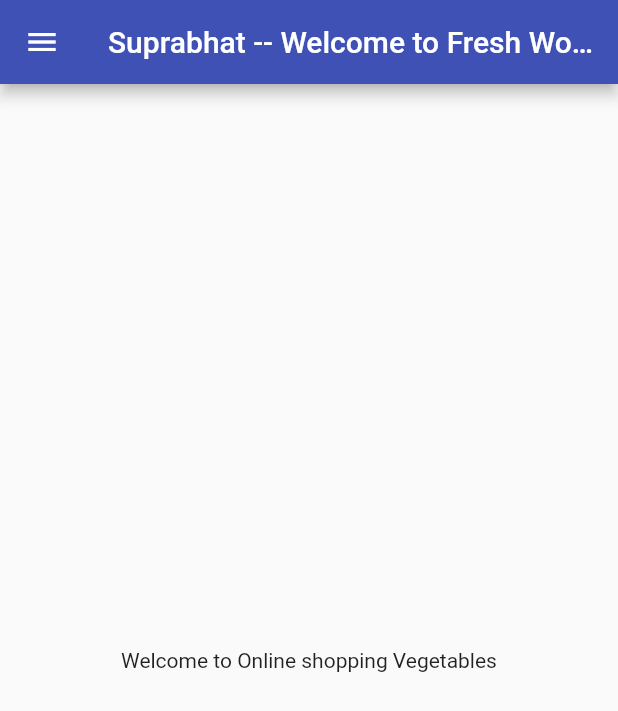
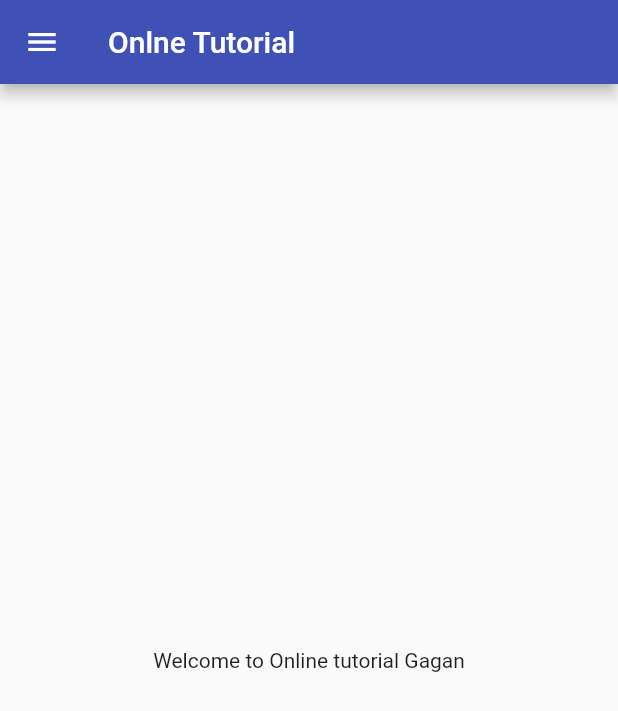
Before and after one commit to GaganSharma05/Items_Catalogue, a Flutter app: the Homepage screen opened by its route, on a phone screen of 412 x 824 dp. Shown: the top 711 px of the screen. Run offline on Flutter 3.47's test engine with Material 2 defaults, Android fonts, the light colour scheme and no system bars.

Commit message:
Changes on home.dart

```diff
--- a/lib/pages/home.dart
+++ b/lib/pages/home.dart
@@ -2,16 +2,16 @@ import 'package:flutter/material.dart';
 import 'package:flutter_catalogue/widgets/drawer.dart';
 
 class Homepage extends StatelessWidget {
-  final String name = "Vegetables";
+  final String name = "Gagan";
 
   @override
   Widget build(BuildContext context) {
     return Scaffold(
       appBar: AppBar(
-        title: Text("Suprabhat -- Welcome to Fresh World"),
+        title: Text("Onlne Tutorial"),
       ),
       body: Center(
-        child: Container(child: Text("Welcome to Online shopping $name")),
+        child: Container(child: Text("Welcome to Online tutorial $name")),
       ),
       drawer: MyDrawer(),
     );
```
